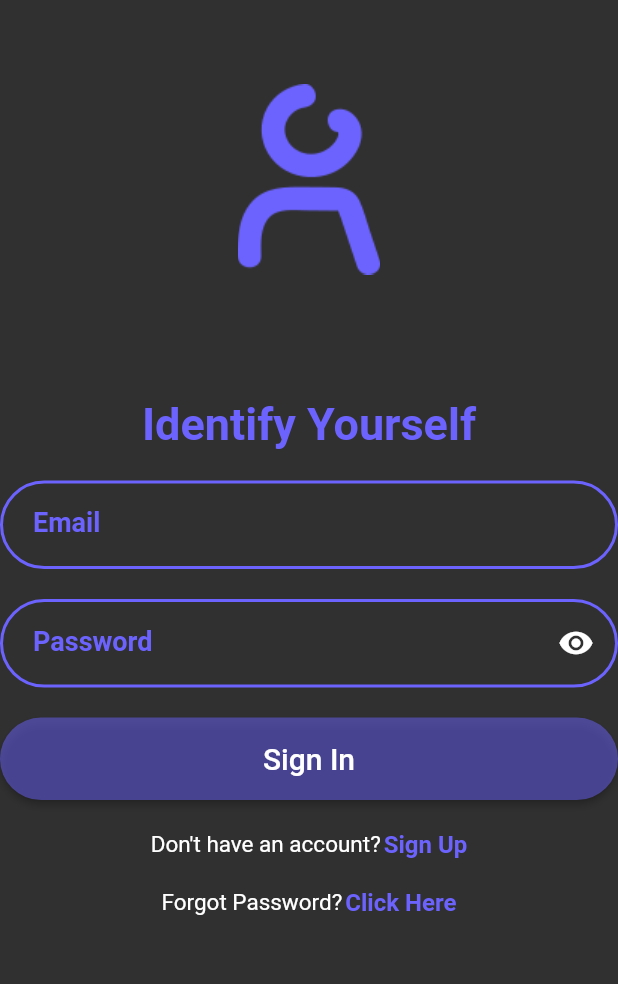
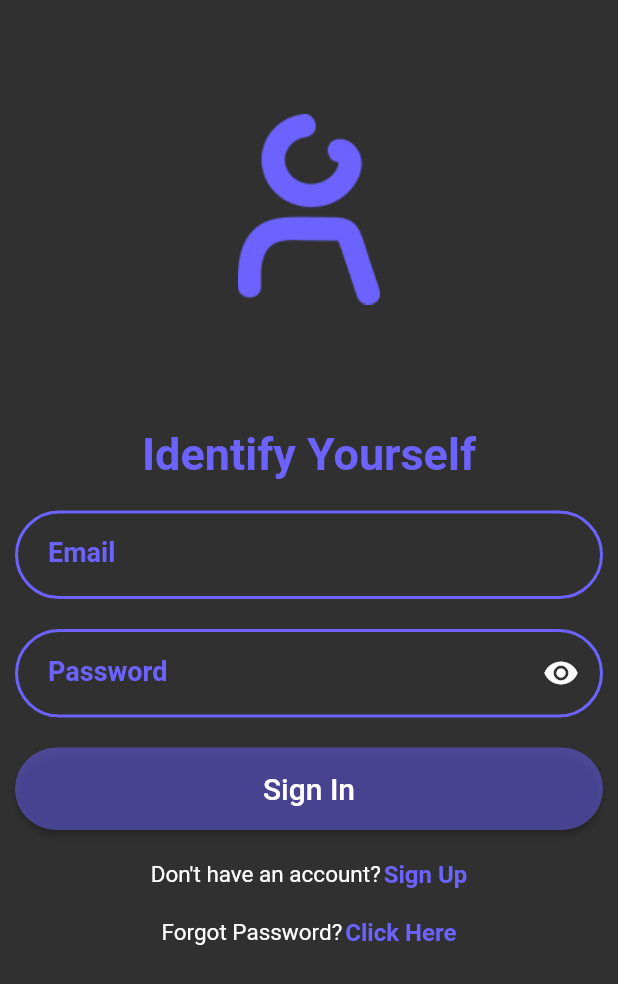
Before and after one commit to shivanshg06/blog_app_flutter, a Flutter app: the SignUpPage screen opened directly, after a tap on "Sign In", on a phone screen of 412 x 824 dp. Shown: the top 984 px of the screen. Run offline on Flutter 3.47's test engine with Material 2 defaults, Android fonts, the phone set to English and light mode, and no system bars; our stand-ins replace shared_preferences; missing offline and left inert: onboarding; accounts and stored records are empty; network calls fail.

Commit message:
Fixed Bug

```diff
--- a/lib/pages/auth/signin.dart
+++ b/lib/pages/auth/signin.dart
@@ -29,6 +29,8 @@ class _SignInPageState extends State<SignInPage> {
     return Scaffold(
       appBar: hiddenAppBar(),
       body: SingleChildScrollView(
+        child: Padding(
+          padding: const EdgeInsets.symmetric(vertical: 20, horizontal: 10),
           child: Column(
             mainAxisAlignment: MainAxisAlignment.start,
             children: [
@@ -57,6 +59,7 @@ class _SignInPageState extends State<SignInPage> {
               const SizedBox(height: 20),
               forgotPasswordOption(),
             ],
+          ),
         ),
       ),
     );
--- a/lib/widgets/text_fields.dart
+++ b/lib/widgets/text_fields.dart
@@ -10,6 +10,7 @@ TextField textField1(TextEditingController textEditingController,
     keyboardType: keyboard,
     maxLengthEnforcement: MaxLengthEnforcement.enforced,
     cursorColor: accentColor,
+    controller: textEditingController,
     decoration: InputDecoration(
       label: Padding(
         padding: const EdgeInsets.fromLTRB(10, 0, 0, 0),
```
Lines whose indentation alone changed are shown as unchanged.
